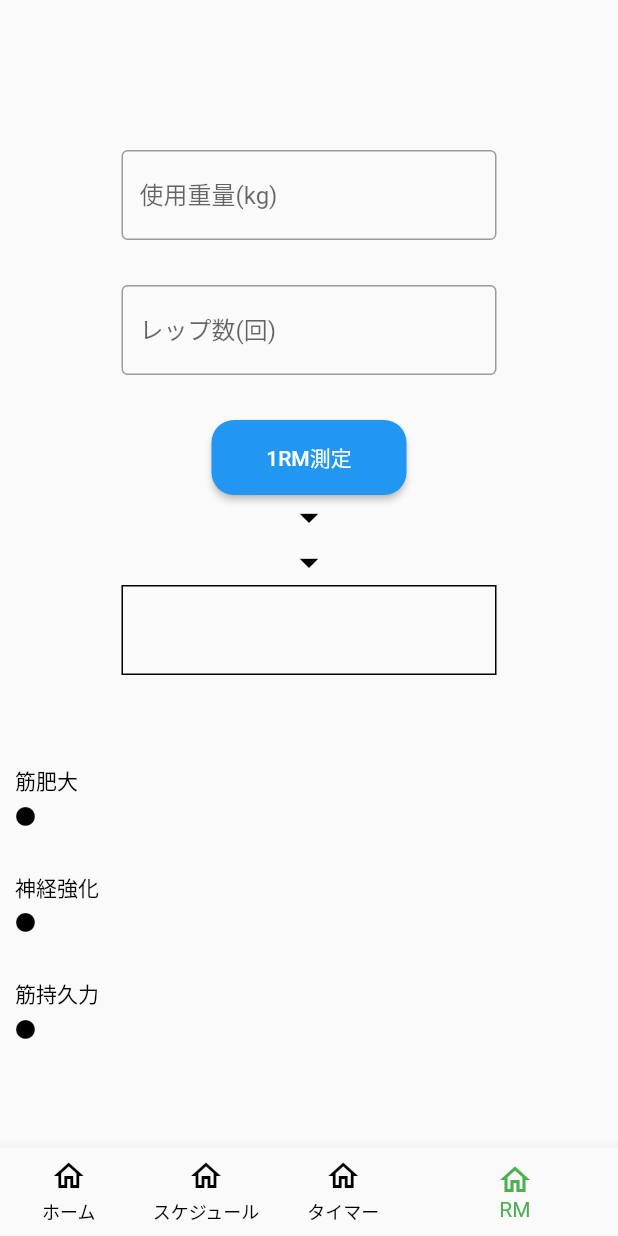
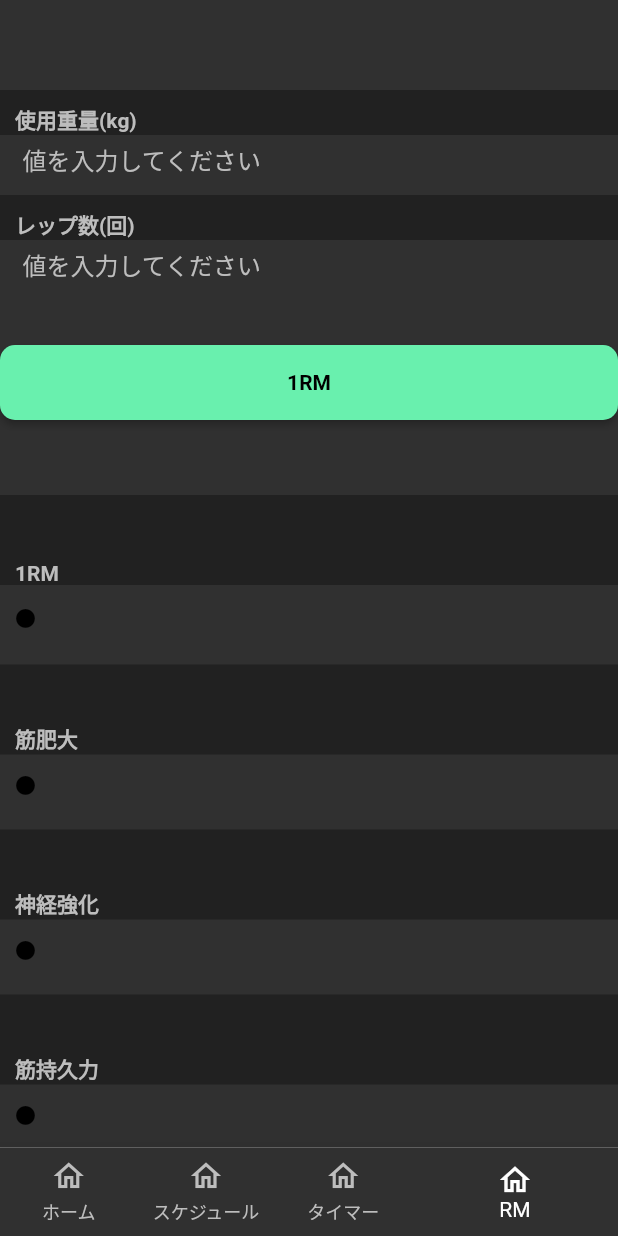
Before and after one commit to yuk1t3ruuuu/fitness, a Flutter app: the screen it shows after launch, item 4 of the bottom bar chosen, on a phone screen of 412 x 824 dp. Run offline on Flutter 3.47's test engine with Material 2 defaults, Android fonts, the phone set to English and light mode, and no system bars.

Commit message:
RM画面とButtomNavigationBarのUIの変更

```diff
--- a/lib/main.dart
+++ b/lib/main.dart
@@ -3,7 +3,7 @@ import 'package:training/count.dart';
 import 'package:training/rm_calc.dart';
 import 'package:training/home.dart';
 import 'package:training/calender.dart';
-import 'dart:async';
+
 
 void main() {
   runApp(const MyApp());
@@ -50,23 +50,27 @@ class _MainpageState extends State<Mainpage> {
         items: [
           BottomNavigationBarItem(
               icon: Icon(Icons.home_outlined),
-              label: 'ホーム'
+              label: 'ホーム',
+              backgroundColor: Color(0xFF303030)
           ),
           BottomNavigationBarItem(
               icon: Icon(Icons.home_outlined),
-              label: 'スケジュール'
+              label: 'スケジュール',
+              backgroundColor: Color(0xFF303030)
           ),
           BottomNavigationBarItem(
               icon: Icon(Icons.home_outlined),
-              label: 'タイマー'
+              label: 'タイマー',
+              backgroundColor: Color(0xFF303030)
           ),
           BottomNavigationBarItem(
               icon: Icon(Icons.home_outlined),
-              label: 'RM'
+              label: 'RM',
+              backgroundColor: Color(0xFF303030)
           )
         ],
-        unselectedItemColor: Colors.black,
-        selectedItemColor: Colors.green,
+        unselectedItemColor: Colors.grey[400],
+        selectedItemColor: Colors.white,
         showUnselectedLabels: true,
         currentIndex: _activeIndex,
         onTap: (index){
--- a/lib/rm_calc.dart
+++ b/lib/rm_calc.dart
@@ -20,6 +20,8 @@ class _RmCalculatorState extends State<RmCalculator> {
   double _rm8_result = 0; //8RMの計算結果を格納するため使用
   double _rm12_result = 0; //12RMの計算結果を格納するため使用
   double _rm15_result = 0; //15RMの計算結果を格納するため使用
+
+  double? _device_width;
 
   max_rm_calc(){
     //　使用重量*(1+(レップ数/40))で1RMを求められる
@@ -53,7 +55,7 @@ class _RmCalculatorState extends State<RmCalculator> {
     if(_max_rm_result == 0){
       return Text(' ');
     }
-    return Text((_max_rm_result).toString());
+    return Text('${_max_rm_result}kg',style: TextStyle(color: Colors.grey[400], fontWeight: FontWeight.bold));
   }
 
 
@@ -61,21 +63,21 @@ class _RmCalculatorState extends State<RmCalculator> {
     if(_max_rm_result == 0){
       return Text(' ');
     }
-    return Text('${_rm3_result}kg以上');
+    return Text('${_rm3_result}kg以上',style: TextStyle(color: Colors.grey[400], fontWeight: FontWeight.bold));
   }
 
   Widget_show8_12RM() {
     if(_max_rm_result == 0){
       return Text(' ');
     }
-    return Text('${_rm12_result}kg以上 ${_rm8_result}kg以下');
+    return Text('${_rm12_result}kg以上 ${_rm8_result}kg以下',style: TextStyle(color: Colors.grey[400], fontWeight: FontWeight.bold));
   }
 
   Widget_show15RM() {
     if(_max_rm_result == 0){
       return Text(' ');
     }
-    return Text('${_rm15_result}kg以下');
+    return Text('${_rm15_result}kg以下',style: TextStyle(color: Colors.grey[400], fontWeight: FontWeight.bold));
   }
 
 
@@ -83,33 +85,61 @@ class _RmCalculatorState extends State<RmCalculator> {
 
   @override
   Widget build(BuildContext context) {
+
+    _device_width = MediaQuery.of(context).size.width;
+
     return Scaffold(
+      backgroundColor: Colors.grey[850],
       body: SingleChildScrollView(
         child: Column(
          children: [
-          SizedBox(height: 100),
-          Center(
-            child: Container(
-                    width: 250,
-                    height: 60,
+           SizedBox(height: 60),
+
+          Container(
+            padding: EdgeInsets.only(left: 10),
+            alignment: Alignment.bottomLeft,
+            width: _device_width,
+            height: 30,
+            color: Colors.grey[900],
+            child: Text('使用重量(kg)', style: TextStyle(color: Colors.grey[400], fontWeight: FontWeight.bold)),
+          ),
+          Container(
+                    width: _device_width,
+                    height: 40,
+                    color: Colors.grey[850],
                     child: TextFormField(
                       autovalidateMode: AutovalidateMode.onUserInteraction,
-                      validator: (value) {
-                        if (value!.isEmpty) {
-                          return '値を入力してください';
+                       validator: (value){
+                         if(value!.isEmpty){
+                           return '値を入力してください' ;
                          }
                        },
                        controller: weight_controller,
                        keyboardType: TextInputType.number,
-                      decoration: InputDecoration(hintText: '使用重量(kg)', border: OutlineInputBorder()),
+                       decoration: InputDecoration(
+                           isDense: true,
+                           contentPadding: EdgeInsets.symmetric(
+                             horizontal: 15,
+                             vertical: 4
+                           ),
+                           hintText: '値を入力してください',
+                           border: InputBorder.none,
+                           hintStyle: TextStyle(color: Colors.grey[400])),
+                           style: TextStyle(color: Colors.grey[400])
                        ),
                      ),
+           Container(
+             padding: EdgeInsets.only(left: 10),
+             alignment: Alignment.bottomLeft,
+             width: _device_width,
+             height: 30,
+             color: Colors.grey[900],
+             child: Text('レップ数(回)', style: TextStyle(color: Colors.grey[400], fontWeight: FontWeight.bold)),
            ),
-          SizedBox(height: 30),
-          Center(
-            child: Container(
-                    width: 250,
-                    height: 60,
+           Container(
+             width: _device_width,
+             height: 40,
+             color: Colors.grey[850],
              child: TextFormField(
                autovalidateMode: AutovalidateMode.onUserInteraction,
                validator: (value){
@@ -119,14 +149,22 @@ class _RmCalculatorState extends State<RmCalculator> {
                },
                controller: rep_controller,
                keyboardType: TextInputType.number,
-                       decoration: InputDecoration(hintText: 'レップ数(回)', border: OutlineInputBorder()),
+               decoration: InputDecoration(
+                   isDense: true,
+                   contentPadding: EdgeInsets.symmetric(
+                     horizontal: 15,
+                     vertical: 4
                    ),
+                   hintText: '値を入力してください',
+                   border: InputBorder.none,
+                   hintStyle: TextStyle(color: Colors.grey[400])),
+                   style: TextStyle(color: Colors.grey[400])
              ),
            ),
            SizedBox(height: 30),
           Center(
             child:SizedBox(
-              width: 130,
+              width: _device_width,
               height: 50,
               child:ElevatedButton(
                 onPressed: () => setState((){
@@ -139,95 +177,104 @@ class _RmCalculatorState extends State<RmCalculator> {
                   rm15_calc();
                 }) ,
                 style: ButtonStyle(
+                  backgroundColor: MaterialStateProperty.all(Colors.greenAccent),
                   padding: MaterialStateProperty.all(const EdgeInsets.all(10)),
-                  shape: MaterialStateProperty.all(RoundedRectangleBorder(borderRadius: BorderRadius.circular(15)))
+                  shape: MaterialStateProperty.all(RoundedRectangleBorder(borderRadius: BorderRadius.circular(10)))
                 ),
-               child: const Text('1RM測定', style: TextStyle(color: Colors.white))),
+               child: const Text('1RM', style: TextStyle(color: Colors.black, fontWeight: FontWeight.bold))),
             )
           ),
-          Center(
-            child: Icon(Icons.arrow_drop_down_outlined,color: Colors.black,size:30,),
-          ),
-          Center(
-            child: Icon(Icons.arrow_drop_down_outlined,color: Colors.black,size:30,),
-          ),
-          Center(
-            child: Container(
-              alignment: Alignment.center,
-              decoration: BoxDecoration(
-                border: Border.all(color: Colors.black)
-              ),
-              width: 250,
+          SizedBox(height: 50,),
+
+           Container(
+                   padding: EdgeInsets.only(left: 10),
+                   alignment: Alignment.bottomLeft,
                    height: 60,
-              child: Widget_show1RM()
-            ),
-          ),
-          SizedBox(height: 60,),
-          Row(
-            children: [
-              Container(
-                  margin: EdgeInsets.only(left: 10),
-                  child:Text('筋肥大', style: TextStyle(color: Colors.black))
-              )
-            ],
+                   width: _device_width,
+                   color: Colors.grey[900],
+                   child:Text('1RM', style: TextStyle(color: Colors.grey[400], fontWeight: FontWeight.bold))
                ),
            Row(
              children: [
                Container(
-                  padding: EdgeInsets.only(bottom: 15,left: 10),
-                  child:Text('●', style: TextStyle(color: Colors.black))
-              ),
-              Expanded(child:Container(
-                  width: 100,
-                  height: 40,
-                  padding: EdgeInsets.only(bottom: 15),
-                  child: Widget_show8_12RM()
-              ),
-              )
-            ],
-          ),
-          SizedBox(height: 10,),
-          Row(
-            children: [
-              Container(
-                  margin: EdgeInsets.only(left: 10),
-                  child:Text('神経強化', style: TextStyle(color: Colors.black))
-              )
-            ],
-          ),
-          Row(
-            children: [
-              Container(
-                  padding: EdgeInsets.only(bottom: 15,left: 10),
+                   padding: EdgeInsets.only(bottom: 10,left: 10),
                    child:Text('●', style: TextStyle(color: Colors.black))
                ),
                Container(
                    width: 100,
                    height: 40,
-                  padding: EdgeInsets.only(bottom: 15),
+                   margin: EdgeInsets.only(top: 13),
+                   child: Widget_show1RM()
+               )
+             ],
+           ),
+           Container(
+                  padding: EdgeInsets.only(left: 10),
+                  alignment: Alignment.bottomLeft,
+                  height: 60,
+                  width: _device_width,
+                  color: Colors.grey[900],
+                  child:Text('筋肥大', style: TextStyle(color: Colors.grey[400], fontWeight: FontWeight.bold))
+              ),
+          Row(
+            children: [
+              Container(
+                  padding: EdgeInsets.only(left: 10),
+                  child:Text('●', style: TextStyle(color: Colors.black))
+              ),
+              Expanded( //textを１行で表示するためにexpandedを使用
+                  child:Container(
+                      width: 100,
+                      height: 40,
+                      padding: EdgeInsets.only(top: 9, left: 3),
+                      child: Widget_show8_12RM()
+                  )
+              )
+            ],
+          ),
+          SizedBox(height: 10,),
+
+           Container(
+                  padding: EdgeInsets.only(left: 10),
+                  alignment: Alignment.bottomLeft,
+                  height: 60,
+                  width: _device_width,
+                  color: Colors.grey[900],
+                  child:Text('神経強化', style: TextStyle(color: Colors.grey[400], fontWeight: FontWeight.bold))
+              ),
+          Row(
+            children: [
+              Container(
+                  padding: EdgeInsets.only(left: 10),
+                  child:Text('●', style: TextStyle(color: Colors.black))
+              ),
+              Container(
+                  width: 100,
+                  height: 40,
+                  padding: EdgeInsets.only(top: 9, left: 3),
                   child: Widget_show3RM()
               ),
             ],
           ),
           SizedBox(height: 10,),
-          Row(
-            children: [
           Container(
-                  margin: EdgeInsets.only(left: 10),
-                  child:Text('筋持久力', style: TextStyle(color: Colors.black))
-              )
-            ],
+                  padding: EdgeInsets.only(left: 10),
+                  alignment: Alignment.bottomLeft,
+                  height: 60,
+                  width: _device_width,
+                  color: Colors.grey[900],
+                  child:Text('筋持久力', style: TextStyle(color: Colors.grey[400], fontWeight: FontWeight.bold))
               ),
           Row(
             children: [
               Container(
-                  padding: EdgeInsets.only(bottom: 15,left: 10),
+                  padding: EdgeInsets.only(left: 10, bottom: 10),
                   child:Text('●', style: TextStyle(color: Colors.black))
               ),
               Container(
                   width: 100,
-                  height: 40,
-                  padding: EdgeInsets.only(bottom: 15),
+                  height: 50,
+                  padding: EdgeInsets.only(top: 9, left: 3),
                   child: Widget_show15RM()
               ),
             ],
```
Lines whose indentation alone changed are shown as unchanged.
